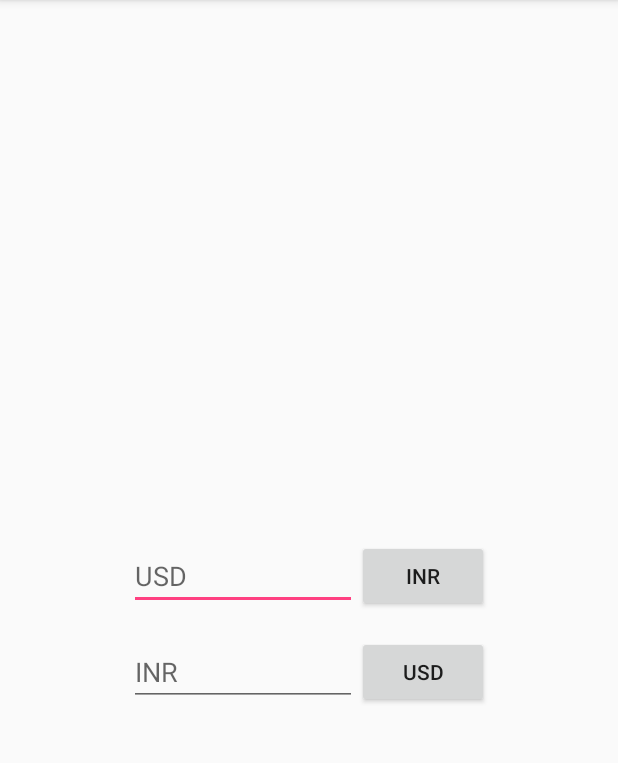
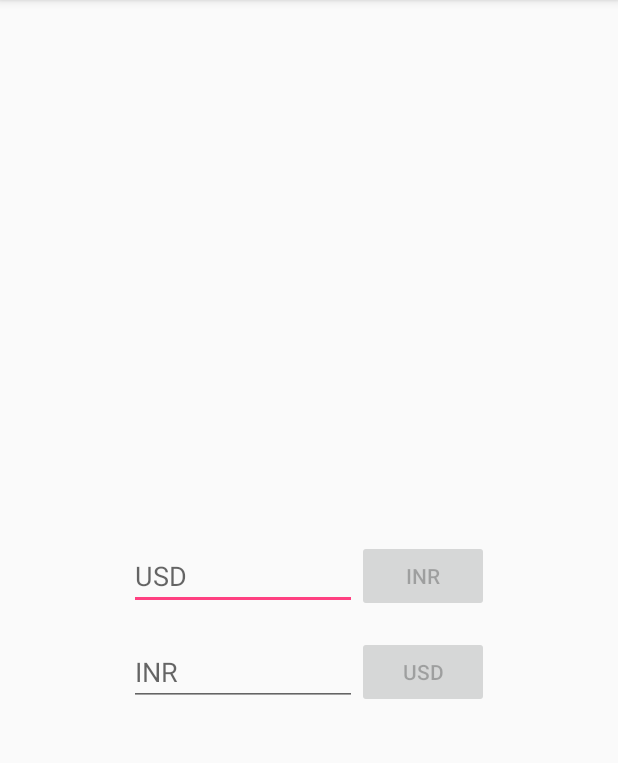
Before and after one commit to kartikgits/CurrencyConverter, an Android app: the screen it shows after launch (MainActivity), on a phone screen of 412 x 824 dp, the part 84-847 px from its top. Run offline under Robolectric (Android 15) with nearby library versions, the phone set to English and light mode, and no system bars.

Commit message:
Complete main layout setup

```diff
--- a/app/src/main/res/layout/activity_main.xml
+++ b/app/src/main/res/layout/activity_main.xml
@@ -24,10 +24,12 @@
             android:id="@+id/usd_to_inr"
             android:layout_width="wrap_content"
             android:layout_height="wrap_content"
-            android:text="INR"/>
+            android:text="INR"
+            android:enabled="false"/>
     </LinearLayout>
 
     <LinearLayout
+        android:id="@+id/mid_next_layout"
         android:layout_width="match_parent"
         android:layout_height="wrap_content"
         android:orientation="horizontal"
@@ -45,7 +47,51 @@
             android:id="@+id/inr_to_usd"
             android:layout_width="wrap_content"
             android:layout_height="wrap_content"
-            android:text="USD"/>
+            android:text="USD"
+            android:enabled="false"/>
     </LinearLayout>
 
+    <LinearLayout
+        android:id="@+id/show_rate_view"
+        android:layout_width="match_parent"
+        android:layout_height="wrap_content"
+        android:padding="8dp"
+        android:layout_centerInParent="true"
+        android:orientation="vertical"
+        android:visibility="gone">
+
+        <TextView
+            android:layout_width="match_parent"
+            android:layout_height="wrap_content"
+            android:id="@+id/show_rate_textview"
+            android:text="Rs. 3000"
+            android:gravity="center"
+            android:textSize="24sp"/>
+
+        <Button
+            android:layout_width="wrap_content"
+            android:layout_height="wrap_content"
+            android:gravity="center"
+            android:layout_gravity="center"
+            android:text="Back"/>
+
+    </LinearLayout>
+
+    <ProgressBar
+        android:id="@+id/progress_bar"
+        android:layout_width="wrap_content"
+        android:layout_height="wrap_content"
+        android:layout_centerInParent="true"
+        android:visibility="invisible" />
+
+    <TextView
+        android:id="@+id/connection_error_view"
+        android:layout_width="wrap_content"
+        android:layout_height="wrap_content"
+        android:text="@string/connection_error"
+        android:layout_centerInParent="true"
+        android:gravity="center"
+        android:visibility="gone"
+        android:textStyle="bold"/>
+
 </RelativeLayout>
--- a/app/src/main/res/values/strings.xml
+++ b/app/src/main/res/values/strings.xml
@@ -1,3 +1,4 @@
 <resources>
     <string name="app_name">Currency Converter</string>
+    <string name="connection_error">Could not load latest currency rates.\nPlease check your connection</string>
 </resources>
```
